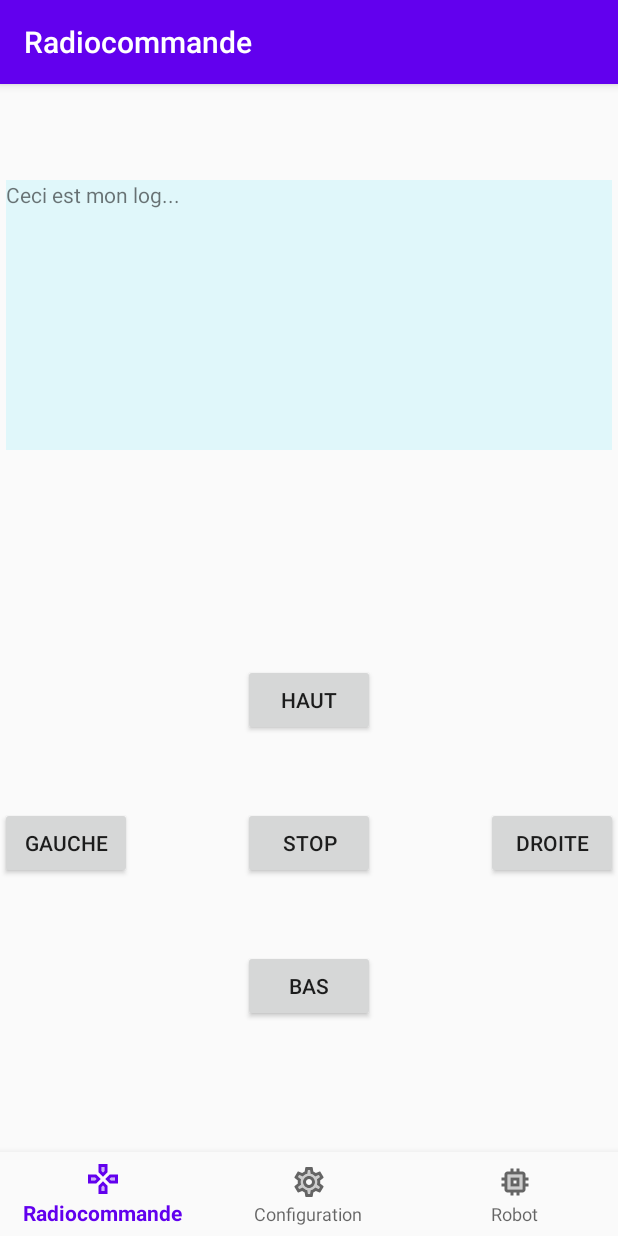
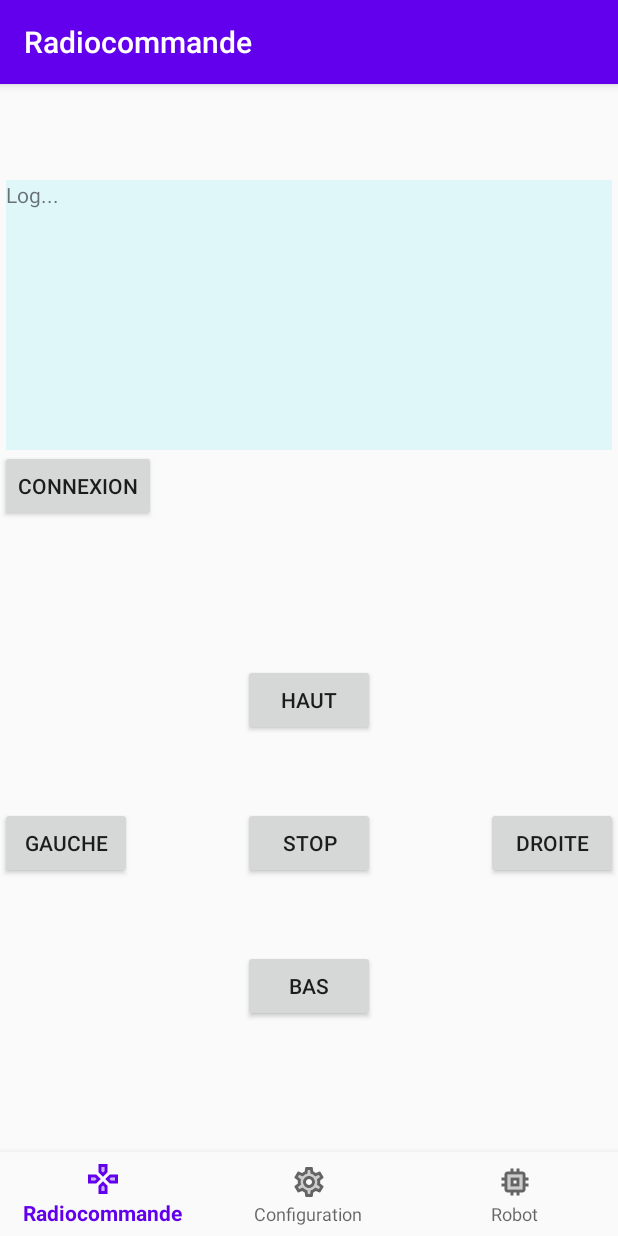
Before and after one commit to aduanra/robot-com, an Android app: the screen it shows after launch (MainActivity), on a phone screen of 412 x 824 dp. Run offline under Robolectric (Android 15) with nearby library versions, the phone set to English and light mode, and no system bars; our stand-ins replace navigation-ui; libraries missing offline, so code that uses them is left out: org.slf4j.

Commit message:
Ajout connexion au serveur. Erreur lors de l'appel à connectToServer()

```diff
--- a/app/src/main/AndroidManifest.xml
+++ b/app/src/main/AndroidManifest.xml
@@ -1,6 +1,10 @@
 <?xml version="1.0" encoding="utf-8"?>
 <manifest xmlns:android="http://schemas.android.com/apk/res/android"
           package="fr.atech.robotcom">
+
+    <uses-permission android:name="android.permission.INTERNET" />
+    <uses-permission android:name="android.permission.ACCESS_NETWORK_STATE" />
+    <uses-permission android:name="android.permission.ACCESS_WIFI_STATE" />
 
     <application
             android:allowBackup="true"
@@ -9,6 +13,7 @@
             android:roundIcon="@mipmap/ic_launcher_round"
             android:supportsRtl="true"
             android:theme="@style/AppTheme">
+
         <activity
                 android:name=".MainActivity"
                 android:label="@string/app_name">
--- a/app/src/main/java/fr/atech/robotcom/ui/radiocommande/RadioCommandeFragment.java
+++ b/app/src/main/java/fr/atech/robotcom/ui/radiocommande/RadioCommandeFragment.java
@@ -1,6 +1,9 @@
 package fr.atech.robotcom.ui.radiocommande;
 
+import android.net.ConnectivityManager;
+import android.net.NetworkInfo;
 import android.os.Bundle;
+import android.util.Log;
 import android.view.LayoutInflater;
 import android.view.View;
 import android.view.ViewGroup;
@@ -16,6 +19,9 @@ import java.util.Random;
 
 import fr.atech.robotcom.R;
 
+import static android.content.Context.CONNECTIVITY_SERVICE;
+import static androidx.core.content.ContextCompat.getSystemService;
+
 public class RadioCommandeFragment extends Fragment {
 
     private RadioCommandeViewModel radioCommandeViewModel;
@@ -27,6 +33,9 @@ public class RadioCommandeFragment extends Fragment {
     // Boutons
     private Button stopButton;
     private View.OnClickListener stopButtonOnClickListener = v -> stopButtonClicked();
+
+    private Button connectButton;
+    private View.OnClickListener connectButtonOnClickListener = v -> connectButtonClicked();
 
     public View onCreateView(@NonNull LayoutInflater inflater,
                              ViewGroup container,
@@ -43,24 +52,46 @@ public class RadioCommandeFragment extends Fragment {
         stopButton = root.findViewById(R.id.button_rc_stop);
         stopButton.setOnClickListener(stopButtonOnClickListener);
 
+        connectButton =  root.findViewById(R.id.button_rc_connect);
+        connectButton.setOnClickListener(connectButtonOnClickListener);
+
         return root;
     }
 
 
     private void stopButtonClicked() {
-//        radioCommandeViewModel.sendCommand("stop");
-        radioCommandeViewModel.log("stop" + new Random().nextInt());
-        scrollLogToBottom();
+        radioCommandeViewModel.sendCommand("stop");
+    }
+
+    private void connectButtonClicked() {
+
+        final ConnectivityManager connectivityManager = (ConnectivityManager) getActivity().getApplicationContext().getSystemService(CONNECTIVITY_SERVICE);
+        final NetworkInfo networkInfo = connectivityManager.getActiveNetworkInfo();
+
+        if(networkInfo != null && networkInfo.isAvailable() && networkInfo.isConnected()) {
+            boolean wifi = networkInfo.getType() == ConnectivityManager.TYPE_WIFI;
+            boolean mobile = networkInfo.getType() == ConnectivityManager.TYPE_MOBILE;
+            Log.d("NetworkState", "L'interface de connexion active est du Wifi : " + wifi);
+            radioCommandeViewModel.log("L'interface de connexion active est du Wifi : " + wifi);
+            radioCommandeViewModel.log("L'interface de connexion active est du réseau mobile : " + mobile);
+        } else {
+            radioCommandeViewModel.log("Pas de connexion réseau...");
+            return;
+        }
+
+        radioCommandeViewModel.initTcpCommunication();
     }
 
     private void initLogDisplay(View root) {
         // Récupère la zone de log
         logText = root.findViewById(R.id.text_radiocommande_log);
+        logScroller = root.findViewById(R.id.scroller_rc_log);
 
         // Met à jour la zone de log avec le log du ViewModel quand il change
         radioCommandeViewModel.getLogContent().observe(getViewLifecycleOwner(), s -> updateLog(s));
     }
 
+    // Met à jour le log et scrolle
     private void updateLog(String s) {
         logText.setText(s);
         scrollLogToBottom();
--- a/app/src/main/java/fr/atech/robotcom/ui/radiocommande/RadioCommandeViewModel.java
+++ b/app/src/main/java/fr/atech/robotcom/ui/radiocommande/RadioCommandeViewModel.java
@@ -1,29 +1,36 @@
 package fr.atech.robotcom.ui.radiocommande;
+
+import android.net.ConnectivityManager;
+import android.net.NetworkInfo;
+import android.util.Log;
 
 import androidx.lifecycle.LiveData;
 import androidx.lifecycle.MutableLiveData;
 import androidx.lifecycle.ViewModel;
 
+import org.slf4j.Logger;
+import org.slf4j.LoggerFactory;
+
 import fr.atech.robotcom.reseau.MinaTcpClient;
 import fr.atech.robotcom.reseau.RadioCommandeClientHandler;
 
+
 public class RadioCommandeViewModel extends ViewModel {
+
+    private static final Logger LOGGER = LoggerFactory.getLogger(RadioCommandeViewModel.class);
 
     private MinaTcpClient client;
     private RadioCommandeClientHandler tcpClientHandler;
-    private String hostname = "192.168.1.3";
+    private String hostname = "localhost";
     private Integer port = null;
 
-    private MutableLiveData<String> logContent;
+    private MutableLiveData<String> logContent = new MutableLiveData<>();
 
     public RadioCommandeViewModel() {
-        logContent = new MutableLiveData<>();
-        logContent.setValue("Ceci est mon log...");
 
-        //initTcpCommunication();
     }
 
-    private void initTcpCommunication() {
+    public void initTcpCommunication() {
         // Associe le view model au TCP client handler pour qu'il puisse l'appeler quand des événement réseau surviennent
         tcpClientHandler = new RadioCommandeClientHandler(this);
 
@@ -33,6 +40,7 @@ public class RadioCommandeViewModel extends ViewModel {
 
     // Ajoute une ligne au log
     public void log(final String logToDisplay) {
+        LOGGER.info("Log rc: " + logToDisplay);
         logContent.setValue(logContent.getValue() + "\n" + logToDisplay);
     }
 
--- a/app/src/main/res/layout/fragment_radiocommande.xml
+++ b/app/src/main/res/layout/fragment_radiocommande.xml
@@ -6,7 +6,6 @@
         android:layout_width="match_parent"
         android:layout_height="match_parent"
         tools:context=".ui.radiocommande.RadioCommandeFragment">
-
 
     <ScrollView
         android:id="@+id/scroller_rc_log"
@@ -41,6 +40,16 @@
             />
     </ScrollView>
 
+
+    <Button
+        android:id="@+id/button_rc_connect"
+        android:text="@string/connexion"
+        android:layout_width="wrap_content"
+        android:layout_height="wrap_content"
+
+        app:layout_constraintTop_toBottomOf="@+id/scroller_rc_log"
+
+        />
 
     <Button
             android:id="@+id/button_rc_haut"
--- a/app/src/main/res/values/strings.xml
+++ b/app/src/main/res/values/strings.xml
@@ -3,6 +3,7 @@
 
     <!-- Ecran Radiocommande -->
     <string name="title_radiocommande">Radiocommande</string>
+    <string name="connexion">Connexion</string>
     <string name="haut">Haut</string>
     <string name="bas">Bas</string>
     <string name="gauche">Gauche</string>
```
Also changed, not shown: app/src/main/java/fr/atech/robotcom/reseau/MinaTcpClient.java (+15 -2 lines).
